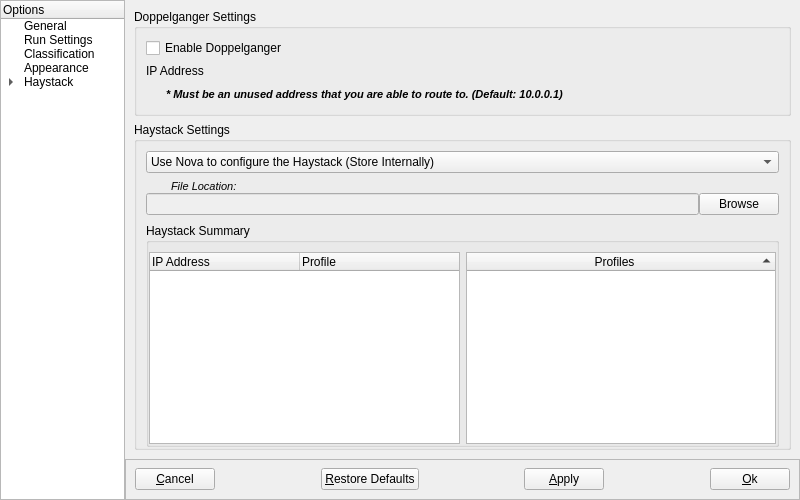
This is NovaGUI/UI/novaconfig.ui in altf4/Nova as Qt 5 draws it before an edit. The edited form follows.
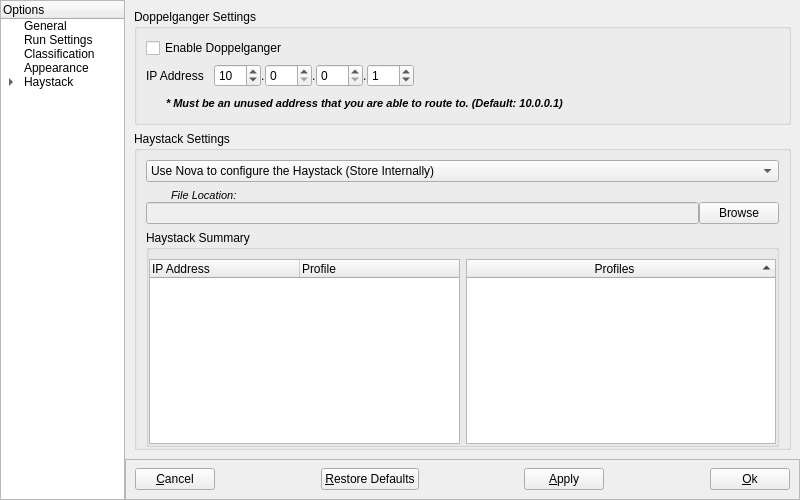
This is the edited form.

What changed in the file:
```diff
--- a/NovaGUI/UI/novaconfig.ui
+++ b/NovaGUI/UI/novaconfig.ui
@@ -1124,8 +1124,17 @@
              </item>
              <item row="1" column="0" colspan="2">
               <layout class="QHBoxLayout" name="DMIPHLayout">
+               <property name="spacing">
+                <number>0</number>
+               </property>
                <item>
                 <widget class="QLabel" name="dmIPLabel">
+                 <property name="sizePolicy">
+                  <sizepolicy hsizetype="Preferred" vsizetype="Preferred">
+                   <horstretch>0</horstretch>
+                   <verstretch>0</verstretch>
+                  </sizepolicy>
+                 </property>
                  <property name="toolTip">
                   <string>&lt;!DOCTYPE HTML PUBLIC &quot;-//W3C//DTD HTML 4.0//EN&quot; &quot;http://www.w3.org/TR/REC-html40/strict.dtd&quot;&gt;
 &lt;html&gt;&lt;head&gt;&lt;meta name=&quot;qrichtext&quot; content=&quot;1&quot; /&gt;&lt;style type=&quot;text/css&quot;&gt;
@@ -1141,6 +1150,90 @@
                  </property>
                 </widget>
                </item>
+               <item>
+                <spacer name="dmIPHSpacer_0">
+                 <property name="orientation">
+                  <enum>Qt::Horizontal</enum>
+                 </property>
+                 <property name="sizeType">
+                  <enum>QSizePolicy::Maximum</enum>
+                 </property>
+                 <property name="sizeHint" stdset="0">
+                  <size>
+                   <width>10</width>
+                   <height>20</height>
+                  </size>
+                 </property>
+                </spacer>
+               </item>
+               <item>
+                <widget class="QSpinBox" name="dmIPSpinBox_0">
+                 <property name="maximum">
+                  <number>255</number>
+                 </property>
+                 <property name="value">
+                  <number>10</number>
+                 </property>
+                </widget>
+               </item>
+               <item>
+                <widget class="QLabel" name="dmIPDotLabel">
+                 <property name="text">
+                  <string>.</string>
+                 </property>
+                </widget>
+               </item>
+               <item>
+                <widget class="QSpinBox" name="dmIPSpinBox_1">
+                 <property name="maximum">
+                  <number>255</number>
+                 </property>
+                </widget>
+               </item>
+               <item>
+                <widget class="QLabel" name="dmIPDotLabel_2">
+                 <property name="text">
+                  <string>.</string>
+                 </property>
+                </widget>
+               </item>
+               <item>
+                <widget class="QSpinBox" name="dmIPSpinBox_2">
+                 <property name="maximum">
+                  <number>255</number>
+                 </property>
+                </widget>
+               </item>
+               <item>
+                <widget class="QLabel" name="dmIPDotLabel_3">
+                 <property name="text">
+                  <string>.</string>
+                 </property>
+                </widget>
+               </item>
+               <item>
+                <widget class="QSpinBox" name="dmIPSpinBox_3">
+                 <property name="maximum">
+                  <number>255</number>
+                 </property>
+                 <property name="value">
+                  <number>1</number>
+                 </property>
+                </widget>
+               </item>
+               <item>
+                <spacer name="dmIPHSpacer_1">
+                 <property name="orientation">
+                  <enum>Qt::Horizontal</enum>
+                 </property>
+                 <property name="sizeHint" stdset="0">
+                  <size>
+                   <width>40</width>
+                   <height>20</height>
+                  </size>
+                 </property>
+                </spacer>
+               </item>
               </layout>
              </item>
              <item row="2" column="0" colspan="2">
```
Left out of the diff: 6 changed lines with no effect on the pictures.
